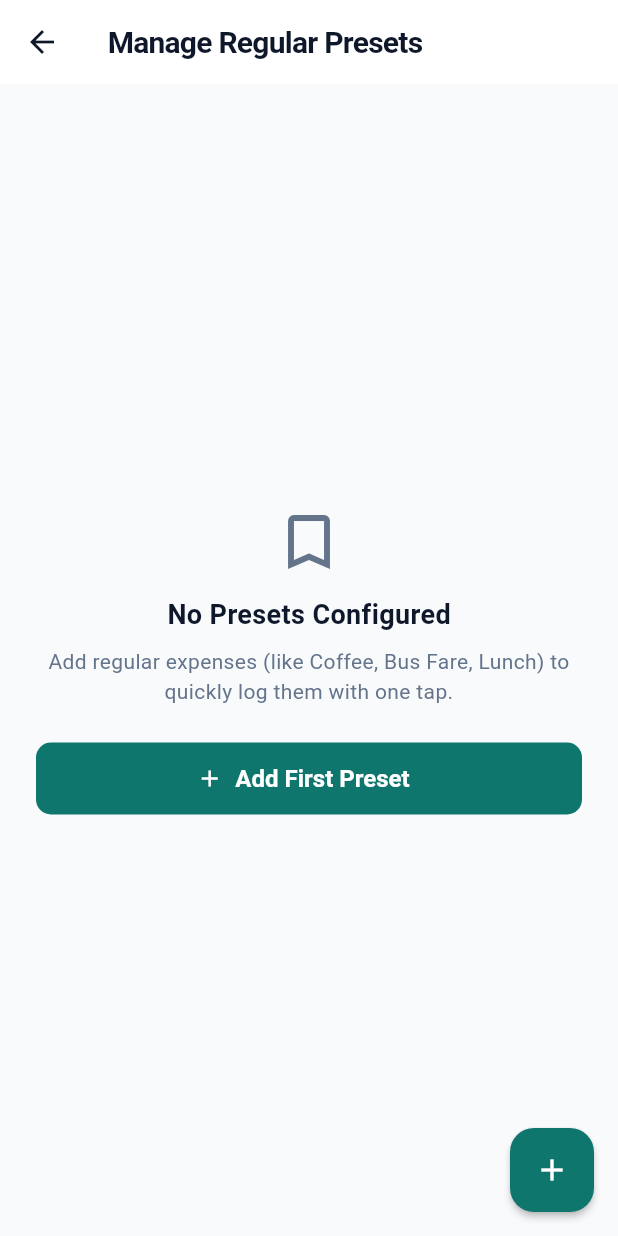
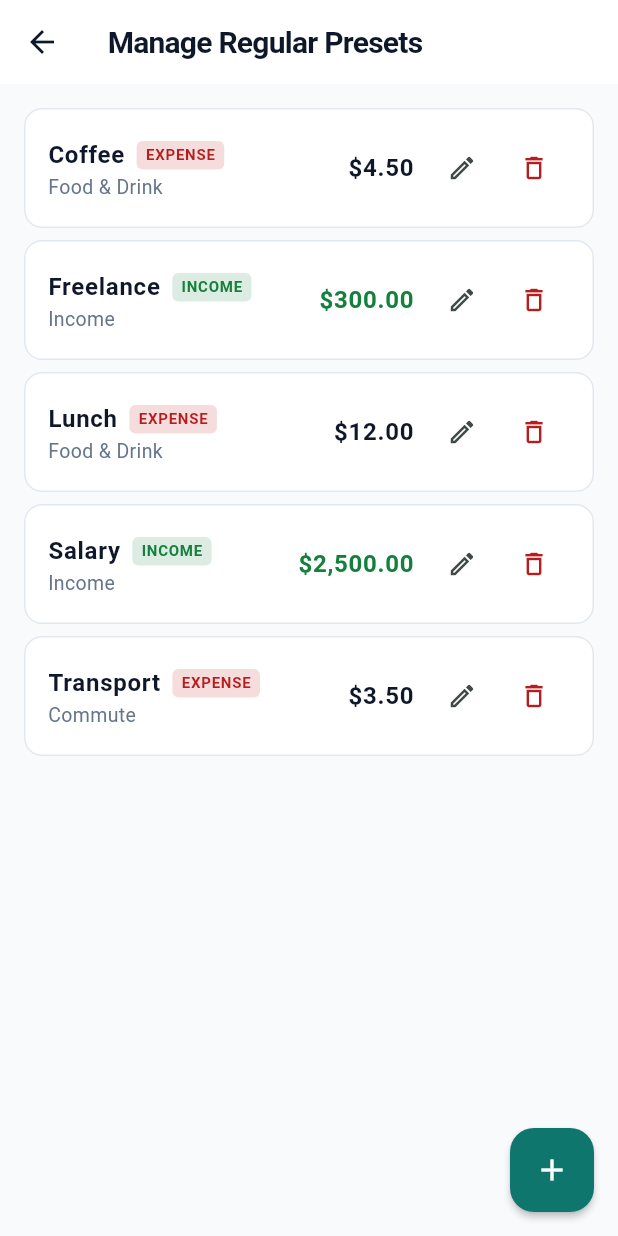
Before and after one commit to khademul-menaliam/expence_calculate_mobile_app, a Flutter app: the screen it shows after launch, after a tap on the "tune" icon, on a phone screen of 412 x 824 dp. Run offline on Flutter 3.47's test engine with Material 3 defaults, Android fonts, the phone set to English and light mode, and no system bars; our stand-ins replace drift, flutter_riverpod; accounts and stored records are empty; generated files the repository leaves out were written again.

Commit message:
feat: implement local database, repositories, and quick-add UI for expense tracking

```diff
--- a/lib/database/app_database.dart
+++ b/lib/database/app_database.dart
@@ -11,6 +11,7 @@ class Presets extends Table {
   TextColumn get name => text()();
   TextColumn get category => text()();
   RealColumn get defaultAmount => real()();
+  TextColumn get type => text().withDefault(const Constant('expense'))(); // 'expense' or 'income'
 }
 
 class Expenses extends Table {
@@ -40,7 +41,62 @@ class AppDatabase extends _$AppDatabase {
   AppDatabase.forTesting(super.connection);
 
   @override
-  int get schemaVersion => 1;
+  int get schemaVersion => 2;
+
+  @override
+  MigrationStrategy get migration {
+    return MigrationStrategy(
+      onUpgrade: (m, from, to) async {
+        if (from < 2) {
+          await m.addColumn(presets, presets.type);
+        }
+      },
+      beforeOpen: (details) async {
+        if (details.wasCreated) {
+          await into(presets).insert(
+            PresetsCompanion.insert(
+              name: 'Coffee',
+              category: 'Food & Drink',
+              defaultAmount: 4.50,
+              type: const Value('expense'),
+            ),
+          );
+          await into(presets).insert(
+            PresetsCompanion.insert(
+              name: 'Lunch',
+              category: 'Food & Drink',
+              defaultAmount: 12.00,
+              type: const Value('expense'),
+            ),
+          );
+          await into(presets).insert(
+            PresetsCompanion.insert(
+              name: 'Transport',
+              category: 'Commute',
+              defaultAmount: 3.50,
+              type: const Value('expense'),
+            ),
+          );
+          await into(presets).insert(
+            PresetsCompanion.insert(
+              name: 'Salary',
+              category: 'Income',
+              defaultAmount: 2500.00,
+              type: const Value('income'),
+            ),
+          );
+          await into(presets).insert(
+            PresetsCompanion.insert(
+              name: 'Freelance',
+              category: 'Income',
+              defaultAmount: 300.00,
+              type: const Value('income'),
+            ),
+          );
+        }
+      },
+    );
+  }
 }
 
 LazyDatabase _openConnection() {
--- a/lib/providers/expense_provider.dart
+++ b/lib/providers/expense_provider.dart
@@ -18,6 +18,10 @@ final expensesStreamProvider = StreamProvider<List<Expense>>((ref) {
 
 final presetsStreamProvider = StreamProvider<List<Preset>>((ref) {
   return ref.watch(expenseRepositoryProvider).watchAllPresets();
+});
+
+final presetsByTypeStreamProvider = StreamProvider.family<List<Preset>, String>((ref, type) {
+  return ref.watch(expenseRepositoryProvider).watchPresetsByType(type);
 });
 
 // Helper class for computed statistics
--- a/lib/screens/expenses/preset_management_dialog.dart
+++ b/lib/screens/expenses/preset_management_dialog.dart
@@ -63,9 +63,33 @@ class PresetManagementScreen extends ConsumerWidget {
               return Card(
                 child: ListTile(
                   contentPadding: const EdgeInsets.symmetric(horizontal: 16, vertical: 4),
-                  title: Text(
+                  title: Row(
+                    children: [
+                      Text(
                         preset.name,
                         style: const TextStyle(fontWeight: FontWeight.w600, fontSize: 16),
+                      ),
+                      const SizedBox(width: 8),
+                      Container(
+                        padding: const EdgeInsets.symmetric(horizontal: 6, vertical: 2),
+                        decoration: BoxDecoration(
+                          color: preset.type == 'income'
+                              ? AppTheme.incomeColor.withValues(alpha: 0.15)
+                              : AppTheme.expenseColor.withValues(alpha: 0.15),
+                          borderRadius: BorderRadius.circular(4),
+                        ),
+                        child: Text(
+                          preset.type.toUpperCase(),
+                          style: TextStyle(
+                            fontSize: 10,
+                            fontWeight: FontWeight.w700,
+                            color: preset.type == 'income'
+                                ? AppTheme.incomeColor
+                                : AppTheme.expenseColor,
+                          ),
+                        ),
+                      ),
+                    ],
                   ),
                   subtitle: Text(
                     preset.category,
@@ -76,10 +100,12 @@ class PresetManagementScreen extends ConsumerWidget {
                     children: [
                       Text(
                         currencyFormatter.format(preset.defaultAmount),
-                        style: const TextStyle(
+                        style: TextStyle(
                           fontWeight: FontWeight.w700,
                           fontSize: 16,
-                          color: AppTheme.textPrimary,
+                          color: preset.type == 'income'
+                              ? AppTheme.incomeColor
+                              : AppTheme.textPrimary,
                         ),
                       ),
                       const SizedBox(width: 8),
@@ -116,11 +142,14 @@ class PresetManagementScreen extends ConsumerWidget {
     final amountController = TextEditingController(
       text: preset != null ? preset.defaultAmount.toStringAsFixed(2) : '',
     );
+    String selectedType = preset?.type ?? 'expense';
     final formKey = GlobalKey<FormState>();
 
     showDialog(
       context: context,
       builder: (dialogContext) {
+        return StatefulBuilder(
+          builder: (context, setDialogState) {
             return AlertDialog(
               title: Text(preset == null ? 'New Preset' : 'Edit Preset'),
               content: Form(
@@ -129,11 +158,32 @@ class PresetManagementScreen extends ConsumerWidget {
                   child: Column(
                     mainAxisSize: MainAxisSize.min,
                     children: [
+                      SegmentedButton<String>(
+                        segments: const [
+                          ButtonSegment(
+                            value: 'expense',
+                            label: Text('Expense'),
+                            icon: Icon(Icons.arrow_downward, size: 16),
+                          ),
+                          ButtonSegment(
+                            value: 'income',
+                            label: Text('Income'),
+                            icon: Icon(Icons.arrow_upward, size: 16),
+                          ),
+                        ],
+                        selected: {selectedType},
+                        onSelectionChanged: (newSelection) {
+                          setDialogState(() {
+                            selectedType = newSelection.first;
+                          });
+                        },
+                      ),
+                      const SizedBox(height: 16),
                       TextFormField(
                         controller: nameController,
                         decoration: const InputDecoration(
                           labelText: 'Preset Name',
-                      hintText: 'e.g. Coffee, Subway',
+                          hintText: 'e.g. Coffee, Salary',
                         ),
                         validator: (val) => (val == null || val.trim().isEmpty) ? 'Enter a name' : null,
                       ),
@@ -142,7 +192,7 @@ class PresetManagementScreen extends ConsumerWidget {
                         controller: categoryController,
                         decoration: const InputDecoration(
                           labelText: 'Category',
-                      hintText: 'e.g. Food, Transport',
+                          hintText: 'e.g. Food, Salary, Transport',
                         ),
                         validator: (val) => (val == null || val.trim().isEmpty) ? 'Enter category' : null,
                       ),
@@ -183,6 +233,7 @@ class PresetManagementScreen extends ConsumerWidget {
                               name: name,
                               category: category,
                               defaultAmount: amount,
+                              type: selectedType,
                             );
                       } else {
                         await ref.read(expenseRepositoryProvider).updatePreset(
@@ -190,6 +241,7 @@ class PresetManagementScreen extends ConsumerWidget {
                                 name: name,
                                 category: category,
                                 defaultAmount: amount,
+                                type: selectedType,
                               ),
                             );
                       }
@@ -204,5 +256,7 @@ class PresetManagementScreen extends ConsumerWidget {
             );
           },
         );
+      },
+    );
   }
 }
```
Also changed, not shown: lib/repositories/expense_repository.dart (+11 -0 lines), lib/screens/expenses/quick_add_popup.dart (+79 -25 lines), lib/database/app_database.g.dart, 1 other file. Lines whose indentation alone changed are shown as unchanged.
